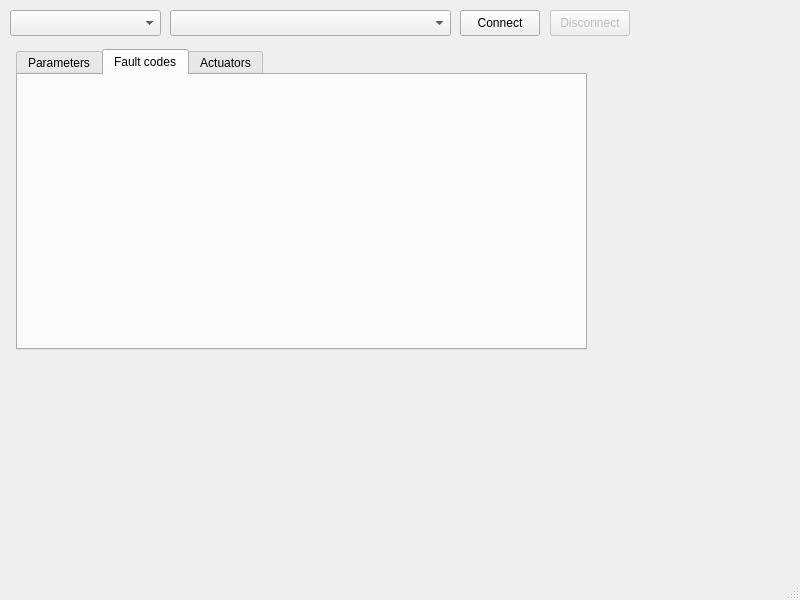
Qt form mainwindow.ui (colinbourassa/torinoscan) before a commit.
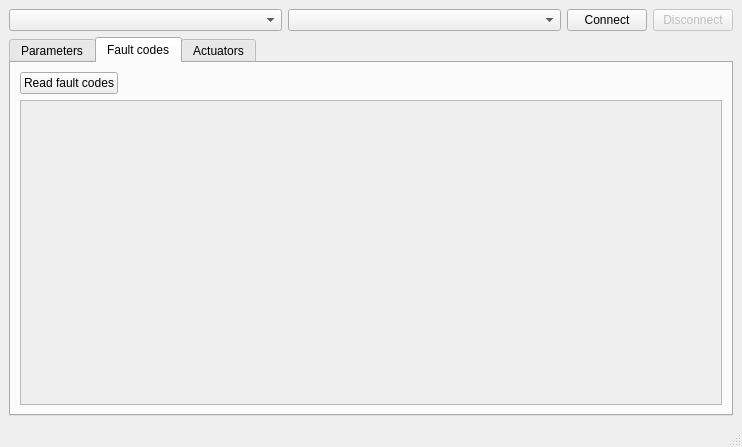
The same form after that commit. The open tabs and pages were chosen to show the change.

Commit message: Parameter grid prototyping

```diff
--- a/mainwindow.ui
+++ b/mainwindow.ui
@@ -6,72 +6,40 @@
    <rect>
     <x>0</x>
     <y>0</y>
-    <width>800</width>
-    <height>600</height>
+    <width>742</width>
+    <height>447</height>
    </rect>
   </property>
   <property name="windowTitle">
    <string>MainWindow</string>
   </property>
   <widget class="QWidget" name="centralwidget">
-   <widget class="QComboBox" name="carComboBox">
-    <property name="geometry">
-     <rect>
-      <x>10</x>
-      <y>10</y>
-      <width>151</width>
-      <height>26</height>
-     </rect>
-    </property>
-   </widget>
-   <widget class="QComboBox" name="ecuComboBox">
-    <property name="geometry">
-     <rect>
-      <x>170</x>
-      <y>10</y>
-      <width>281</width>
-      <height>26</height>
-     </rect>
-    </property>
-   </widget>
+   <layout class="QGridLayout" name="gridLayout" columnstretch="1,1,0,0">
+    <item row="0" column="0">
+     <widget class="QComboBox" name="carComboBox"/>
+    </item>
+    <item row="0" column="1">
+     <widget class="QComboBox" name="ecuComboBox"/>
+    </item>
+    <item row="0" column="2">
    <widget class="QPushButton" name="connectButton">
-    <property name="geometry">
-     <rect>
-      <x>460</x>
-      <y>10</y>
-      <width>80</width>
-      <height>26</height>
-     </rect>
-    </property>
     <property name="text">
      <string>Connect</string>
     </property>
    </widget>
+    </item>
+    <item row="0" column="3">
    <widget class="QPushButton" name="disconnectButton">
     <property name="enabled">
      <bool>false</bool>
     </property>
-    <property name="geometry">
-     <rect>
-      <x>550</x>
-      <y>10</y>
-      <width>80</width>
-      <height>26</height>
-     </rect>
-    </property>
     <property name="text">
      <string>Disconnect</string>
     </property>
    </widget>
+    </item>
+    <item row="1" column="0" colspan="4">
    <widget class="QTabWidget" name="tabWidget">
-    <property name="geometry">
-     <rect>
-      <x>16</x>
-      <y>49</y>
-      <width>571</width>
-      <height>301</height>
-     </rect>
-    </property>
     <property name="currentIndex">
      <number>0</number>
     </property>
@@ -84,6 +52,45 @@
      <attribute name="title">
       <string>Fault codes</string>
      </attribute>
+       <layout class="QGridLayout" name="gridLayout_3">
+        <item row="0" column="0">
+         <widget class="QPushButton" name="readFaultCodesButton">
+          <property name="text">
+           <string>Read fault codes</string>
+          </property>
+         </widget>
+        </item>
+        <item row="0" column="1">
+         <spacer name="horizontalSpacer">
+          <property name="orientation">
+           <enum>Qt::Horizontal</enum>
+          </property>
+          <property name="sizeHint" stdset="0">
+           <size>
+            <width>40</width>
+            <height>20</height>
+           </size>
+          </property>
+         </spacer>
+        </item>
+        <item row="1" column="0" colspan="2">
+         <widget class="QScrollArea" name="faultCodesScrollArea">
+          <property name="widgetResizable">
+           <bool>true</bool>
+          </property>
+          <widget class="QWidget" name="faultCodesScrollarea">
+           <property name="geometry">
+            <rect>
+             <x>0</x>
+             <y>0</y>
+             <width>700</width>
+             <height>267</height>
+            </rect>
+           </property>
+          </widget>
+         </widget>
+        </item>
+       </layout>
     </widget>
     <widget class="QWidget" name="tabActuators">
      <attribute name="title">
@@ -91,6 +98,8 @@
      </attribute>
     </widget>
    </widget>
+    </item>
+   </layout>
   </widget>
   <widget class="QMenuBar" name="menubar">
    <property name="geometry">
```
Left out of the diff: 40 changed lines with no effect on the pictures. Lines whose indentation alone changed are shown as unchanged. The commit also changes 2 other files.
